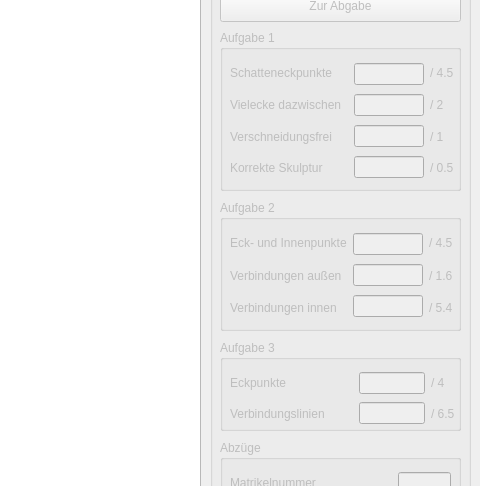
Above: gmvtestat2.ui from Dimey/IIB_GMV-Testat before the change; both pictures show x 320 to 800 and y 270 to 756 of the 800 by 990 pixel window. Below: the same form after it.
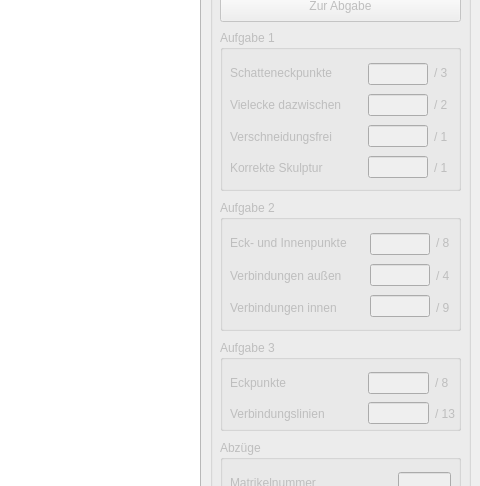
That is the form after the change. Icons and pictures are not drawn.

Commit message: idCheck moved to testat-specific area and refined, bug fixes, ui fixes

```diff
--- a/gmvtestat2.ui
+++ b/gmvtestat2.ui
@@ -217,7 +217,7 @@
        <rect>
         <x>10</x>
         <y>30</y>
-        <width>227</width>
+        <width>221</width>
         <height>121</height>
        </rect>
       </property>
@@ -227,14 +227,14 @@
          <item>
           <widget class="QLabel" name="label_15">
            <property name="text">
-            <string>Schatteneckpunkte</string>
+            <string>Schatteneckpunkte </string>
            </property>
           </widget>
          </item>
          <item>
           <widget class="QLabel" name="label_16">
            <property name="text">
-            <string>Vielecke dazwischen  </string>
+            <string>Vielecke dazwischen      </string>
            </property>
           </widget>
          </item>
@@ -291,28 +291,28 @@
          <item>
           <widget class="QLabel" name="label_18">
            <property name="text">
-            <string>/ 4.5 </string>
+            <string>/ 3 </string>
            </property>
           </widget>
          </item>
          <item>
           <widget class="QLabel" name="label_19">
            <property name="text">
-            <string>/ 2</string>
+            <string>/ 2 </string>
            </property>
           </widget>
          </item>
          <item>
           <widget class="QLabel" name="label_20">
            <property name="text">
-            <string>/ 1</string>
+            <string>/ 1 </string>
            </property>
           </widget>
          </item>
          <item>
           <widget class="QLabel" name="label_21">
            <property name="text">
-            <string>/ 0.5</string>
+            <string>/ 1 </string>
            </property>
           </widget>
          </item>
@@ -348,7 +348,7 @@
          <item>
           <widget class="QLabel" name="label_22">
            <property name="text">
-            <string>Eck- und Innenpunkte</string>
+            <string>Eck- und Innenpunkte     </string>
            </property>
           </widget>
          </item>
@@ -398,21 +398,21 @@
          <item>
           <widget class="QLabel" name="label_25">
            <property name="text">
-            <string>/ 4.5</string>
+            <string>/ 8 </string>
            </property>
           </widget>
          </item>
          <item>
           <widget class="QLabel" name="label_26">
            <property name="text">
-            <string>/ 1.6</string>
+            <string>/ 4 </string>
            </property>
           </widget>
          </item>
          <item>
           <widget class="QLabel" name="label_27">
            <property name="text">
-            <string>/ 5.4</string>
+            <string>/ 9</string>
            </property>
           </widget>
          </item>
@@ -455,7 +455,7 @@
          <item>
           <widget class="QLabel" name="label_30">
            <property name="text">
-            <string>Verbindungslinien</string>
+            <string>Verbindungslinien           </string>
            </property>
           </widget>
          </item>
@@ -484,14 +484,14 @@
          <item>
           <widget class="QLabel" name="label_33">
            <property name="text">
-            <string>/ 4 </string>
+            <string>/ 8</string>
            </property>
           </widget>
          </item>
          <item>
           <widget class="QLabel" name="label_34">
            <property name="text">
-            <string>/ 6.5</string>
+            <string>/ 13</string>
            </property>
           </widget>
          </item>
```
The commit also changes 4 other files.
